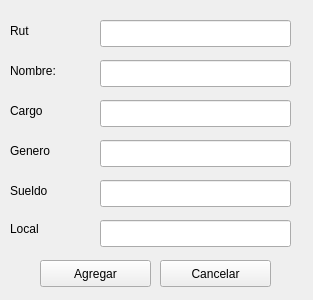
Before: the Qt Designer form form.ui in jose8club/Local, drawn with Qt 5.
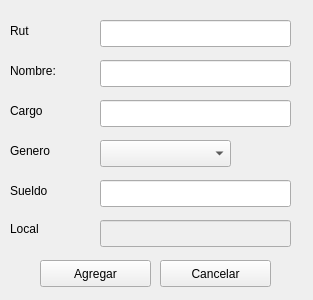
After: the same form once the commit is applied.

```diff
--- a/form.ui
+++ b/form.ui
@@ -82,16 +82,6 @@
     <string>Cargo</string>
    </property>
   </widget>
-  <widget class="QLineEdit" name="genero_bar">
-   <property name="geometry">
-    <rect>
-     <x>100</x>
-     <y>140</y>
-     <width>191</width>
-     <height>27</height>
-    </rect>
-   </property>
-  </widget>
   <widget class="QLabel" name="genero_label">
    <property name="geometry">
     <rect>
@@ -168,6 +158,9 @@
    </property>
   </widget>
   <widget class="QLineEdit" name="local_bar">
+   <property name="enabled">
+    <bool>false</bool>
+   </property>
    <property name="geometry">
     <rect>
      <x>100</x>
@@ -177,6 +170,16 @@
     </rect>
    </property>
   </widget>
+  <widget class="QComboBox" name="comboBox">
+   <property name="geometry">
+    <rect>
+     <x>100</x>
+     <y>140</y>
+     <width>131</width>
+     <height>27</height>
+    </rect>
+   </property>
+  </widget>
  </widget>
  <resources/>
  <connections/>
```
